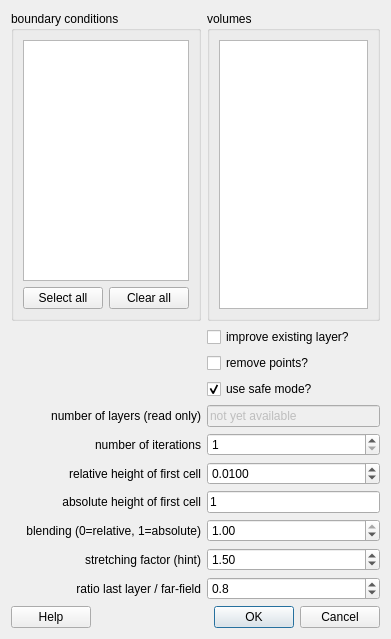
Qt form src/libengrid/guicreateboundarylayer.ui (enGits/engrid) before a commit.
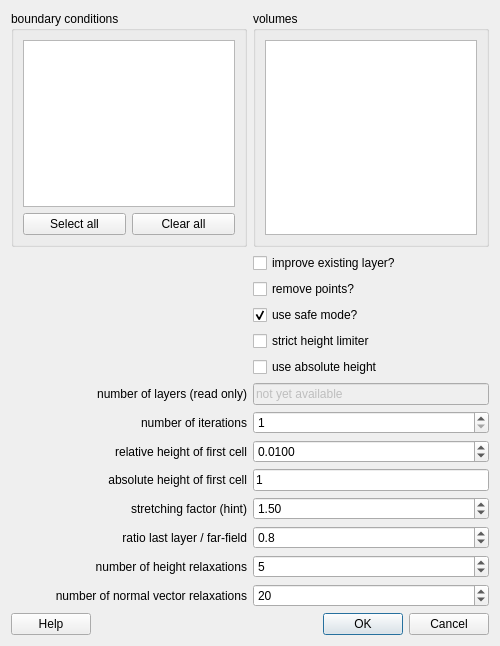
The same form after that commit. Icons and pictures are not drawn.

Commit message: adapted boundary layer for better poly export

The edit to the form file:
```diff
--- a/src/libengrid/guicreateboundarylayer.ui
+++ b/src/libengrid/guicreateboundarylayer.ui
@@ -6,8 +6,8 @@
    <rect>
     <x>0</x>
     <y>0</y>
-    <width>391</width>
-    <height>639</height>
+    <width>500</width>
+    <height>646</height>
    </rect>
   </property>
   <property name="minimumSize">
@@ -24,23 +24,52 @@
     <normaloff>:/icons/resources/icons/G.png</normaloff>:/icons/resources/icons/G.png</iconset>
   </property>
   <layout class="QGridLayout" name="gridLayout">
-   <item row="8" column="1">
-    <widget class="QDoubleSpinBox" name="doubleSpinBoxBlending">
+   <item row="12" column="0">
+    <widget class="QLabel" name="label_3">
+     <property name="text">
+      <string>stretching factor (hint)</string>
+     </property>
+     <property name="alignment">
+      <set>Qt::AlignRight|Qt::AlignTrailing|Qt::AlignVCenter</set>
+     </property>
+    </widget>
+   </item>
+   <item row="10" column="0">
+    <widget class="QLabel" name="label_2">
+     <property name="text">
+      <string>relative height of first cell</string>
+     </property>
+     <property name="alignment">
+      <set>Qt::AlignRight|Qt::AlignTrailing|Qt::AlignVCenter</set>
+     </property>
+    </widget>
+   </item>
+   <item row="13" column="1">
+    <widget class="QDoubleSpinBox" name="doubleSpinBoxFarRatio">
+     <property name="decimals">
+      <number>1</number>
+     </property>
+     <property name="minimum">
+      <double>0.000000000000000</double>
+     </property>
      <property name="maximum">
-      <double>1.000000000000000</double>
+      <double>5.000000000000000</double>
      </property>
      <property name="singleStep">
       <double>0.100000000000000</double>
      </property>
      <property name="value">
-      <double>1.000000000000000</double>
+      <double>0.800000000000000</double>
      </property>
     </widget>
    </item>
-   <item row="7" column="1">
-    <widget class="QLineEdit" name="lineEditAbsolute">
+   <item row="13" column="0">
+    <widget class="QLabel" name="label_6">
      <property name="text">
-      <string>1</string>
+      <string>ratio last layer / far-field</string>
+     </property>
+     <property name="alignment">
+      <set>Qt::AlignRight|Qt::AlignTrailing|Qt::AlignVCenter</set>
      </property>
     </widget>
    </item>
@@ -105,7 +134,57 @@
      </layout>
     </widget>
    </item>
-   <item row="12" column="0" colspan="2">
+   <item row="12" column="1">
+    <widget class="QDoubleSpinBox" name="doubleSpinBoxStretching">
+     <property name="minimum">
+      <double>0.500000000000000</double>
+     </property>
+     <property name="maximum">
+      <double>3.000000000000000</double>
+     </property>
+     <property name="singleStep">
+      <double>0.050000000000000</double>
+     </property>
+     <property name="value">
+      <double>1.500000000000000</double>
+     </property>
+    </widget>
+   </item>
+   <item row="4" column="1">
+    <widget class="QCheckBox" name="checkBoxSafeMode">
+     <property name="text">
+      <string>use safe mode?</string>
+     </property>
+     <property name="checked">
+      <bool>true</bool>
+     </property>
+    </widget>
+   </item>
+   <item row="11" column="1">
+    <widget class="QLineEdit" name="lineEditAbsolute">
+     <property name="text">
+      <string>1</string>
+     </property>
+    </widget>
+   </item>
+   <item row="5" column="1">
+    <widget class="QCheckBox" name="checkBoxStrictHeightLimiter">
+     <property name="text">
+      <string>strict height limiter</string>
+     </property>
+    </widget>
+   </item>
+   <item row="8" column="0">
+    <widget class="QLabel" name="label_7">
+     <property name="text">
+      <string>number of layers (read only)</string>
+     </property>
+     <property name="alignment">
+      <set>Qt::AlignRight|Qt::AlignTrailing|Qt::AlignVCenter</set>
+     </property>
+    </widget>
+   </item>
+   <item row="17" column="0" colspan="2">
     <layout class="QHBoxLayout">
      <item>
       <widget class="QPushButton" name="pushButtonHelp">
@@ -139,31 +218,17 @@
      </item>
     </layout>
    </item>
-   <item row="5" column="0">
-    <widget class="QLabel" name="label">
-     <property name="text">
-      <string>number of iterations</string>
+   <item row="8" column="1">
+    <widget class="QLineEdit" name="lineEditNumLayers">
+     <property name="enabled">
+      <bool>false</bool>
      </property>
-     <property name="alignment">
-      <set>Qt::AlignRight|Qt::AlignTrailing|Qt::AlignVCenter</set>
-     </property>
-    </widget>
-   </item>
-   <item row="5" column="1">
-    <widget class="QSpinBox" name="spinBoxIterations">
-     <property name="minimum">
-      <number>1</number>
-     </property>
-    </widget>
-   </item>
-   <item row="1" column="1">
-    <widget class="QCheckBox" name="checkBoxImprove">
      <property name="text">
-      <string>improve existing layer?</string>
+      <string>not yet available</string>
      </property>
     </widget>
    </item>
-   <item row="6" column="1">
+   <item row="10" column="1">
     <widget class="QDoubleSpinBox" name="doubleSpinBoxHeight">
      <property name="decimals">
       <number>4</number>
@@ -182,17 +247,14 @@
      </property>
     </widget>
    </item>
-   <item row="6" column="0">
-    <widget class="QLabel" name="label_2">
-     <property name="text">
-      <string>relative height of first cell</string>
-     </property>
-     <property name="alignment">
-      <set>Qt::AlignRight|Qt::AlignTrailing|Qt::AlignVCenter</set>
+   <item row="9" column="1">
+    <widget class="QSpinBox" name="spinBoxIterations">
+     <property name="minimum">
+      <number>1</number>
      </property>
     </widget>
    </item>
-   <item row="7" column="0">
+   <item row="11" column="0">
     <widget class="QLabel" name="label_4">
      <property name="text">
       <string>absolute height of first cell</string>
@@ -202,10 +264,17 @@
      </property>
     </widget>
    </item>
-   <item row="8" column="0">
-    <widget class="QLabel" name="label_5">
+   <item row="1" column="1">
+    <widget class="QCheckBox" name="checkBoxImprove">
      <property name="text">
-      <string>blending (0=relative, 1=absolute)</string>
+      <string>improve existing layer?</string>
+     </property>
+    </widget>
+   </item>
+   <item row="9" column="0">
+    <widget class="QLabel" name="label">
+     <property name="text">
+      <string>number of iterations</string>
      </property>
      <property name="alignment">
       <set>Qt::AlignRight|Qt::AlignTrailing|Qt::AlignVCenter</set>
@@ -219,88 +288,50 @@
      </property>
     </widget>
    </item>
-   <item row="9" column="0">
-    <widget class="QLabel" name="label_3">
+   <item row="14" column="0">
+    <widget class="QLabel" name="label_8">
      <property name="text">
-      <string>stretching factor (hint)</string>
+      <string>number of height relaxations</string>
      </property>
      <property name="alignment">
       <set>Qt::AlignRight|Qt::AlignTrailing|Qt::AlignVCenter</set>
      </property>
     </widget>
    </item>
-   <item row="9" column="1">
-    <widget class="QDoubleSpinBox" name="doubleSpinBoxStretching">
-     <property name="minimum">
-      <double>0.500000000000000</double>
-     </property>
-     <property name="maximum">
-      <double>3.000000000000000</double>
-     </property>
-     <property name="singleStep">
-      <double>0.050000000000000</double>
-     </property>
-     <property name="value">
-      <double>1.500000000000000</double>
-     </property>
-    </widget>
-   </item>
-   <item row="3" column="1">
-    <widget class="QCheckBox" name="checkBoxSafeMode">
+   <item row="15" column="0">
+    <widget class="QLabel" name="label_9">
      <property name="text">
-      <string>use safe mode?</string>
+      <string>number of normal vector relaxations</string>
      </property>
-     <property name="checked">
-      <bool>true</bool>
-     </property>
-    </widget>
-   </item>
-   <item row="10" column="0">
-    <widget class="QLabel" name="label_6">
-     <property name="text">
-      <string>ratio last layer / far-field</string>
-     </property>
      <property name="alignment">
       <set>Qt::AlignRight|Qt::AlignTrailing|Qt::AlignVCenter</set>
      </property>
     </widget>
    </item>
-   <item row="10" column="1">
-    <widget class="QDoubleSpinBox" name="doubleSpinBoxFarRatio">
-     <property name="decimals">
-      <number>1</number>
-     </property>
-     <property name="minimum">
-      <double>0.000000000000000</double>
-     </property>
+   <item row="14" column="1">
+    <widget class="QSpinBox" name="spinBoxHeightIterations">
      <property name="maximum">
-      <double>5.000000000000000</double>
+      <number>999</number>
      </property>
-     <property name="singleStep">
-      <double>0.100000000000000</double>
-     </property>
      <property name="value">
-      <double>0.800000000000000</double>
+      <number>5</number>
      </property>
     </widget>
    </item>
-   <item row="4" column="0">
-    <widget class="QLabel" name="label_7">
-     <property name="text">
-      <string>number of layers (read only)</string>
+   <item row="15" column="1">
+    <widget class="QSpinBox" name="spinBoxNormalIterations">
+     <property name="maximum">
+      <number>999</number>
      </property>
-     <property name="alignment">
-      <set>Qt::AlignRight|Qt::AlignTrailing|Qt::AlignVCenter</set>
+     <property name="value">
+      <number>20</number>
      </property>
     </widget>
    </item>
-   <item row="4" column="1">
-    <widget class="QLineEdit" name="lineEditNumLayers">
-     <property name="enabled">
-      <bool>false</bool>
-     </property>
+   <item row="6" column="1">
+    <widget class="QCheckBox" name="checkBoxAbsolute">
      <property name="text">
-      <string>not yet available</string>
+      <string>use absolute height</string>
      </property>
     </widget>
    </item>
```
Left out of the diff: 21 changed lines with no effect on the pictures. The commit also changes 12 other files.
